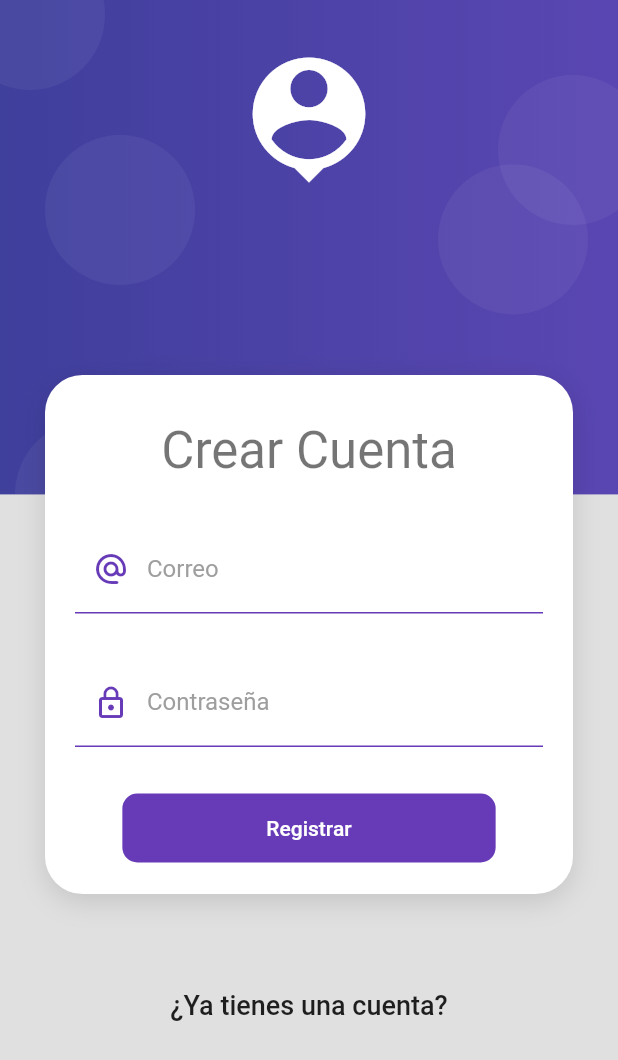
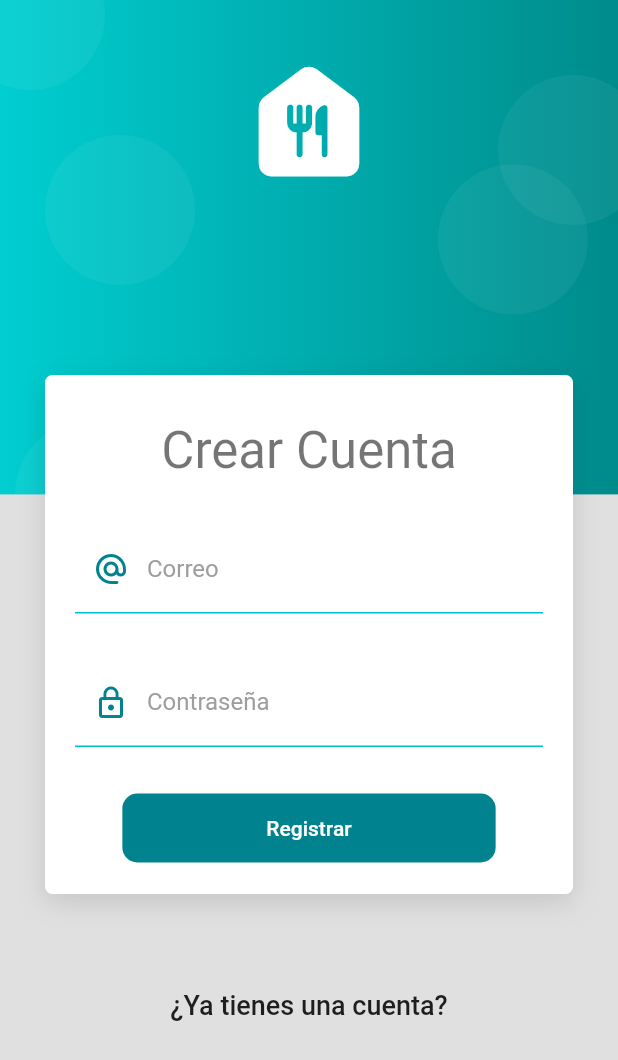
Before and after one commit to luigrocha/products-app, a Flutter app: the screen it shows after launch, after a tap on "Ingresar", after a tap on "Crear una nueva cuenta", on a phone screen of 412 x 824 dp. Shown: the top 1060 px of the screen. Run offline on Flutter 3.47's test engine with Material 2 defaults, Android fonts, the phone set to English and light mode, and no system bars; our stand-ins replace flutter_secure_storage, image_picker; network calls fail.

Commit message:
upload to google play

```diff
--- a/lib/main.dart
+++ b/lib/main.dart
@@ -35,9 +35,9 @@ class MyApp extends StatelessWidget {
       scaffoldMessengerKey: NotificationsService.messengerKey,
       theme: ThemeData.light().copyWith(
           scaffoldBackgroundColor: Colors.grey[300],
-          appBarTheme: AppBarTheme(elevation: 0, color: Colors.indigo),
+          appBarTheme: AppBarTheme(elevation: 0, color: Colors.cyan[700]),
           floatingActionButtonTheme: FloatingActionButtonThemeData(
-              backgroundColor: Colors.indigo, elevation: 0)),
+              backgroundColor: Colors.cyan[800], elevation: 0)),
     );
   }
 }
--- a/lib/screens/home_screen.dart
+++ b/lib/screens/home_screen.dart
@@ -12,7 +12,7 @@ class HomeScreen extends StatelessWidget {
     final authService = Provider.of<AuthService>(context, listen: false);
     if (productsService.isLoading) return LoadingScreen();
     return Scaffold(
-      appBar: AppBar(title: Text('Productos'), actions: [
+      appBar: AppBar(title: Text('CR-Store'), actions: [
         IconButton(
           icon: Icon(Icons.logout_outlined),
           onPressed: () async {
--- a/lib/screens/loading_screen.dart
+++ b/lib/screens/loading_screen.dart
@@ -7,11 +7,11 @@ class LoadingScreen extends StatelessWidget {
   Widget build(BuildContext context) {
     return Scaffold(
       appBar: AppBar(
-        title: Text('Products'),
+        title: Text('CR-Store'),
       ),
       body: Center(
         child: CircularProgressIndicator(
-          color: Colors.indigo,
+          color: Colors.cyan,
         ),
       ),
     );
--- a/lib/screens/login_screen.dart
+++ b/lib/screens/login_screen.dart
@@ -42,7 +42,7 @@ class LoginScreen extends StatelessWidget {
                 Navigator.pushReplacementNamed(context, 'register'),
             style: ButtonStyle(
                 overlayColor:
-                    MaterialStateProperty.all(Colors.indigo.withOpacity(0.1)),
+                    MaterialStateProperty.all(Colors.cyan.withOpacity(0.1)),
                 shape: MaterialStateProperty.all(StadiumBorder())),
             child: Text(
               'Crear una nueva cuenta',
@@ -132,7 +132,7 @@ class _LoginForm extends StatelessWidget {
                     borderRadius: BorderRadius.circular(10)),
                 disabledColor: Colors.grey,
                 elevation: 0,
-                color: Colors.deepPurple,
+                color: Colors.cyan[800],
                 child: Container(
                     padding: EdgeInsets.symmetric(horizontal: 80, vertical: 15),
                     child: Text(loginForm.isLoading ? 'Espere...' : 'Ingresar',
--- a/lib/screens/product_screen.dart
+++ b/lib/screens/product_screen.dart
@@ -176,7 +176,7 @@ class _ProductForm extends StatelessWidget {
                 SizedBox(height: 30),
                 SwitchListTile.adaptive(
                     title: Text('Disponible'),
-                    activeColor: Colors.indigo,
+                    activeColor: Colors.cyan,
                     value: product.available,
                     onChanged: productForm.updateAvailability),
                 SizedBox(height: 30),
--- a/lib/screens/register_screen.dart
+++ b/lib/screens/register_screen.dart
@@ -126,7 +126,7 @@ class _LoginForm extends StatelessWidget {
                     borderRadius: BorderRadius.circular(10)),
                 disabledColor: Colors.grey,
                 elevation: 0,
-                color: Colors.deepPurple,
+                color: Colors.cyan[800],
                 child: Container(
                     padding: EdgeInsets.symmetric(horizontal: 80, vertical: 15),
                     child: Text(loginForm.isLoading ? 'Espere...' : 'Registrar',
--- a/lib/ui/input_decorations.dart
+++ b/lib/ui/input_decorations.dart
@@ -7,17 +7,17 @@ class InputDecorations {
       IconData? prefixIcon}) {
     return InputDecoration(
         enabledBorder: UnderlineInputBorder(
-          borderSide: BorderSide(color: Colors.deepPurple),
+          borderSide: BorderSide(color: Colors.cyan),
         ),
         focusedBorder: UnderlineInputBorder(
-            borderSide: BorderSide(color: Colors.deepPurple, width: 2)),
+            borderSide: BorderSide(color: Colors.cyan, width: 2)),
         hintText: hintText,
         labelText: labelText,
         labelStyle: TextStyle(color: Colors.grey),
         prefixIcon: prefixIcon != null
             ? Icon(
                 prefixIcon,
-                color: Colors.deepPurple,
+                color: Colors.cyan[800],
               )
             : null);
   }
--- a/lib/widgets/auth_background.dart
+++ b/lib/widgets/auth_background.dart
@@ -35,7 +35,7 @@ class _HeaderIcon extends StatelessWidget {
         //height: 200,
         //color: Colors.red,
         child: Icon(
-          Icons.person_pin,
+          Icons.food_bank_rounded,
           color: Colors.white,
           size: 100,
         ),
@@ -86,8 +86,8 @@ class _PurpleBox extends StatelessWidget {
 
   BoxDecoration _buildBoxDecoration() => BoxDecoration(
           gradient: LinearGradient(colors: [
-        Color.fromRGBO(63, 63, 156, 1),
-        Color.fromRGBO(90, 70, 178, 1),
+        Color.fromRGBO(0, 206, 209, 1),
+        Color.fromRGBO(0, 139, 139, 1),
       ]));
 }
 
--- a/lib/widgets/card_container.dart
+++ b/lib/widgets/card_container.dart
@@ -20,7 +20,7 @@ class CardContainer extends StatelessWidget {
 
   BoxDecoration _createCardShape() => BoxDecoration(
           color: Colors.white,
-          borderRadius: BorderRadius.circular(25),
+          borderRadius: BorderRadius.circular(5),
           boxShadow: [
             BoxShadow(
                 color: Colors.black12, blurRadius: 15, offset: Offset(0, 5))
```
Also changed, not shown: lib/widgets/product_card.dart (+8 -9 lines), pubspec.yaml (+8 -0 lines), assets/icon/food.png (added), pubspec.lock, 24 other files.
